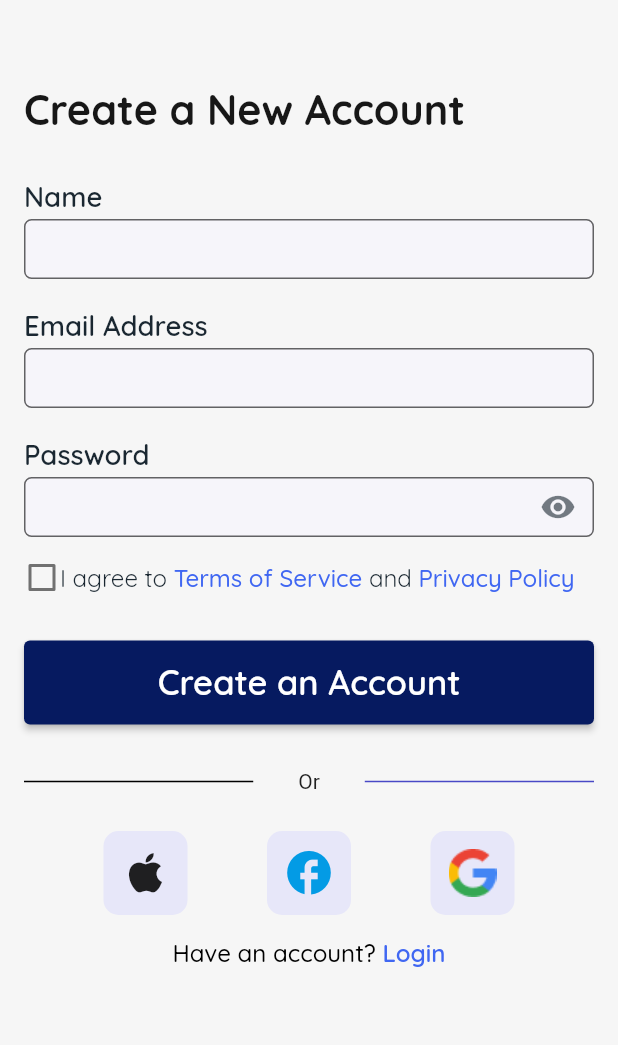
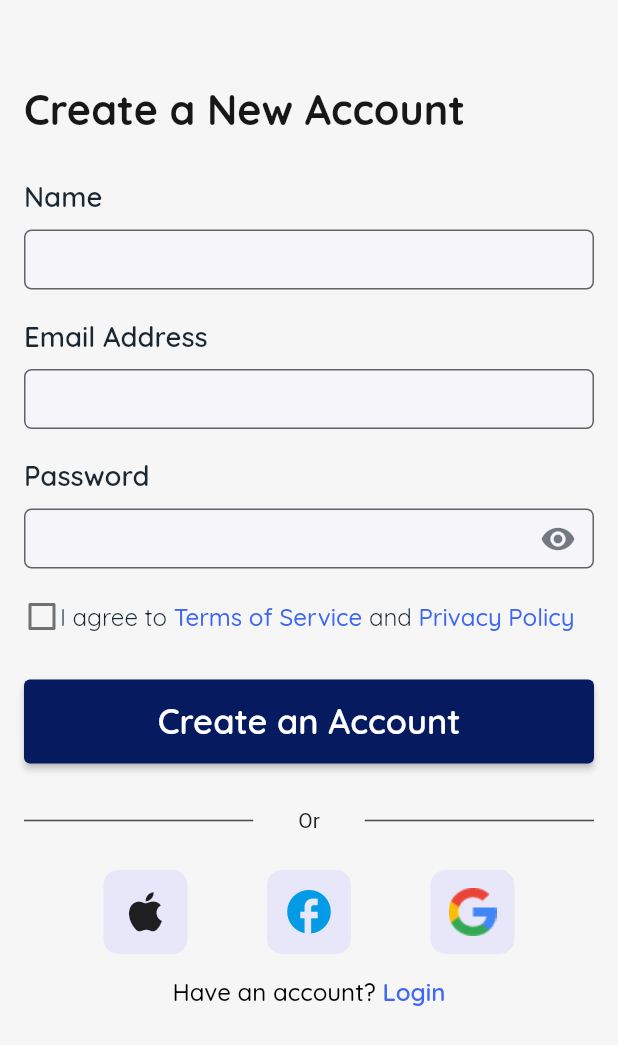
Before and after one commit to sobuur0/kumvent, a Flutter app: the screen it shows after launch, on a phone screen of 412 x 824 dp. Shown: the top 1045 px of the screen. Run offline on Flutter 3.47's test engine with Material 2 defaults, Android fonts, the phone set to English and light mode, and no system bars; our stand-ins replace flutter_screenutil, google_fonts.

Commit message:
more refactor

```diff
--- a/lib/constants/colours.dart
+++ b/lib/constants/colours.dart
@@ -8,6 +8,6 @@ const kBlueShadeColor = Color(0xFF4067F2);
 
 const kScaffoldBackgroundColor = Color(0xFFF6F6F6);
 const kTextPrimaryColor = Color(0xFF171717);
-const kTextViewBorderColor = Color.fromARGB(75, 110, 130, 145);
+const kTextViewBorderColor = Color(0xFF7A9DB8);
 const kBackgroundFillColor = Color(0xFFF6F5FA);
 const kIconContainerColor = Color(0xFFE7E7F9);
--- a/lib/presentation/pages/sign_in_page.dart
+++ b/lib/presentation/pages/sign_in_page.dart
@@ -42,7 +42,7 @@ class _SignInPageState extends State<SignInPage> {
                 fontSize: 16.0,
               ),
             ),
-            const Padding(padding: EdgeInsets.only(bottom: 3.0)),
+            const Padding(padding: EdgeInsets.only(bottom: 10.0)),
             TextFormField(
               controller: _nameController,
               decoration: InputDecoration(
@@ -72,7 +72,7 @@ class _SignInPageState extends State<SignInPage> {
                 fontSize: 16.0,
               ),
             ),
-            const Padding(padding: EdgeInsets.only(bottom: 3.0)),
+            const Padding(padding: EdgeInsets.only(bottom: 10.0)),
             TextFormField(
               controller: _emailAddressController,
               decoration: InputDecoration(
@@ -102,7 +102,7 @@ class _SignInPageState extends State<SignInPage> {
                 fontSize: 16.0,
               ),
             ),
-            const Padding(padding: EdgeInsets.only(bottom: 3.0)),
+            const Padding(padding: EdgeInsets.only(bottom: 10.0)),
             TextFormField(
               controller: _passwordController,
               decoration: InputDecoration(
@@ -128,7 +128,7 @@ class _SignInPageState extends State<SignInPage> {
                 ),
               ),
             ),
-            const Padding(padding: EdgeInsets.only(bottom: 15.0)),
+            const Padding(padding: EdgeInsets.only(bottom: 20.0)),
             Row(
               children: [
                 SizedBox(
@@ -184,6 +184,7 @@ class _SignInPageState extends State<SignInPage> {
             ),
             const Padding(padding: EdgeInsets.only(top: 30.0)),
             ActionButton(
+              onPressed: () {},
               buttonWidth: size.width,
               buttonHeight: 56.0,
             ),
@@ -191,10 +192,10 @@ class _SignInPageState extends State<SignInPage> {
             Row(
               mainAxisAlignment: MainAxisAlignment.spaceBetween,
               children: [
-                const Expanded(
+                Expanded(
                   child: Divider(
                     thickness: 1.0,
-                    color: Colors.black,
+                    color: Colors.black.withOpacity(0.7),
                     endIndent: 30.0,
                   ),
                 ),
@@ -202,7 +203,7 @@ class _SignInPageState extends State<SignInPage> {
                 Expanded(
                   child: Divider(
                     thickness: 1.0,
-                    color: const Color(0xFF000000B2).withOpacity(0.7),
+                    color: Colors.black.withOpacity(0.7),
                     indent: 30.0,
                   ),
                 ),
@@ -211,22 +212,25 @@ class _SignInPageState extends State<SignInPage> {
             const Padding(padding: EdgeInsets.only(bottom: 25.0)),
             Row(
               mainAxisAlignment: MainAxisAlignment.spaceEvenly,
-              children: const [
+              children: [
                 IconContainer(
-                  child: Icon(
+                  onTap: () {},
+                  child: const Icon(
                     Icons.apple,
                     size: 35.0,
                   ),
                 ),
                 IconContainer(
-                  child: Icon(
+                  onTap: () {},
+                  child: const Icon(
                     Icons.facebook,
                     size: 35.0,
                     color: Color(0xFF039BE5),
                   ),
                 ),
                 IconContainer(
-                  child: Image(
+                  onTap: () {},
+                  child: const Image(
                     image: AssetImage('images/google.png'),
                   ),
                 ),
--- a/lib/presentation/widgets/action_button.dart
+++ b/lib/presentation/widgets/action_button.dart
@@ -5,10 +5,12 @@ import 'package:kumvent/constants/colours.dart';
 class ActionButton extends StatelessWidget {
   final double buttonWidth;
   final double buttonHeight;
+  final VoidCallback onPressed;
 
   const ActionButton({
     required this.buttonWidth,
     required this.buttonHeight,
+    required this.onPressed,
     Key? key,
   }) : super(key: key);
 
@@ -22,7 +24,7 @@ class ActionButton extends StatelessWidget {
           buttonHeight,
         ),
       ),
-      onPressed: () {},
+      onPressed: onPressed,
       child: Text(
         'Create an Account',
         style: TextStyles.semiBold(
--- a/lib/presentation/widgets/icon_container.dart
+++ b/lib/presentation/widgets/icon_container.dart
@@ -3,15 +3,19 @@ import 'package:kumvent/constants/colours.dart';
 
 class IconContainer extends StatelessWidget {
   final Widget child;
+  final VoidCallback onTap;
 
   const IconContainer({
     required this.child,
+    required this.onTap,
     Key? key,
   }) : super(key: key);
 
   @override
   Widget build(BuildContext context) {
-    return Container(
+    return GestureDetector(
+      onTap: onTap,
+      child: Container(
         height: 56.0,
         width: 56.0,
         decoration: ShapeDecoration(
@@ -21,6 +25,7 @@ class IconContainer extends StatelessWidget {
           ),
         ),
         child: child,
+      ),
     );
   }
 }
```
Lines whose indentation alone changed are shown as unchanged.
